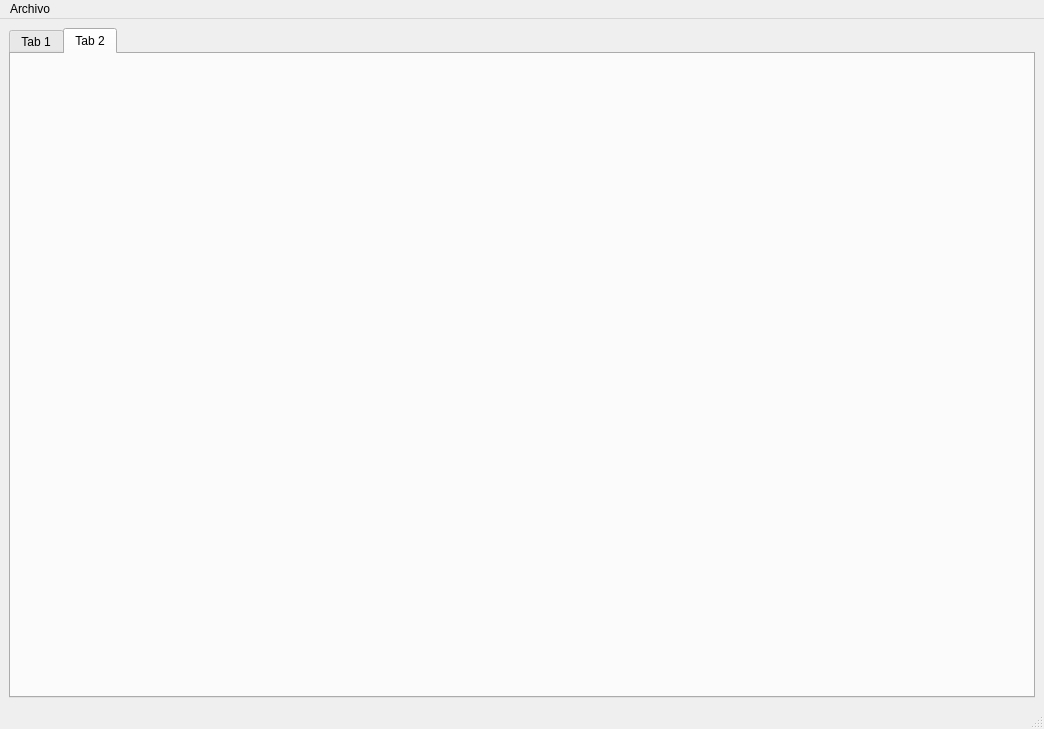
Qt form gui/mainWindow.ui (robante15/MangaPDFPrintable) before a commit.
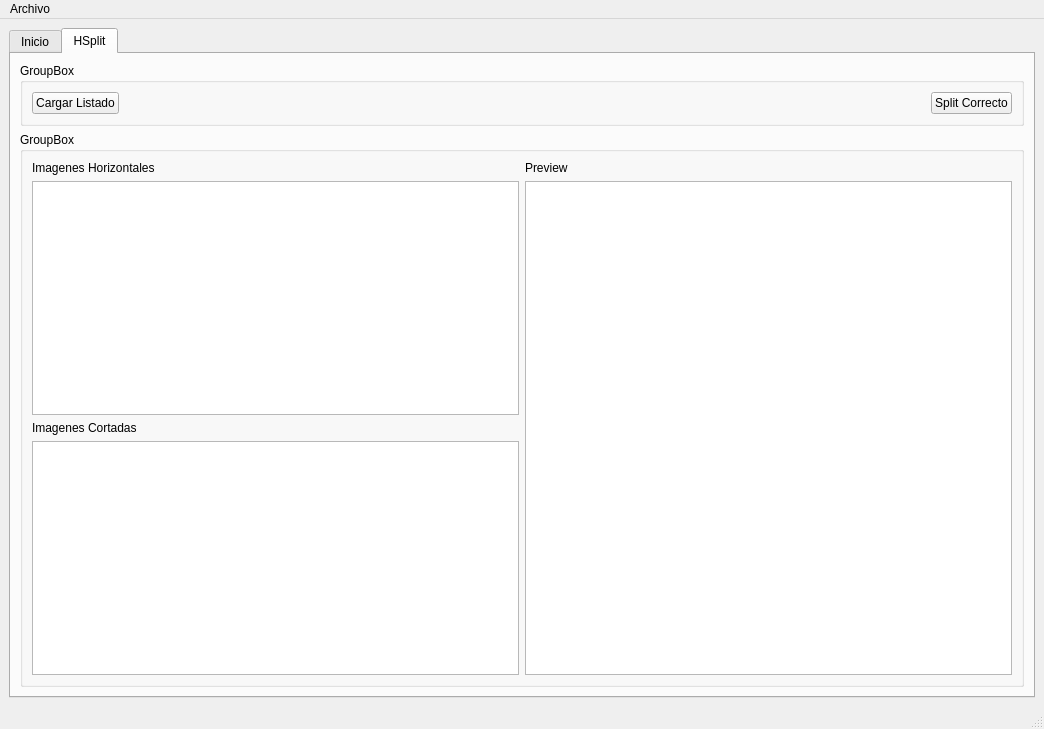
The same form after that commit. The open tabs and pages were chosen to show the change.

```diff
--- a/gui/mainWindow.ui
+++ b/gui/mainWindow.ui
@@ -22,7 +22,7 @@
       </property>
       <widget class="QWidget" name="tab">
        <attribute name="title">
-        <string>Tab 1</string>
+        <string>Inicio</string>
        </attribute>
        <layout class="QVBoxLayout" name="verticalLayout_2">
         <item>
@@ -217,8 +217,97 @@
       </widget>
       <widget class="QWidget" name="tab_2">
        <attribute name="title">
-        <string>Tab 2</string>
+        <string>HSplit</string>
        </attribute>
+       <layout class="QVBoxLayout" name="verticalLayout_8">
+        <item>
+         <widget class="QGroupBox" name="groupBox_3">
+          <property name="title">
+           <string>GroupBox</string>
+          </property>
+          <layout class="QVBoxLayout" name="verticalLayout_7">
+           <item>
+            <layout class="QHBoxLayout" name="horizontalLayout_4">
+             <item>
+              <widget class="QPushButton" name="btn_loadHorizontal">
+               <property name="text">
+                <string>Cargar Listado</string>
+               </property>
+              </widget>
+             </item>
+             <item>
+              <spacer name="horizontalSpacer_3">
+               <property name="orientation">
+                <enum>Qt::Horizontal</enum>
+               </property>
+               <property name="sizeHint" stdset="0">
+                <size>
+                 <width>40</width>
+                 <height>20</height>
+                </size>
+               </property>
+              </spacer>
+             </item>
+             <item>
+              <widget class="QPushButton" name="btn_SplitOK">
+               <property name="text">
+                <string>Split Correcto</string>
+               </property>
+              </widget>
+             </item>
+            </layout>
+           </item>
+          </layout>
+         </widget>
+        </item>
+        <item>
+         <widget class="QGroupBox" name="groupBox_4">
+          <property name="title">
+           <string>GroupBox</string>
+          </property>
+          <layout class="QHBoxLayout" name="horizontalLayout_3">
+           <item>
+            <layout class="QVBoxLayout" name="verticalLayout_5">
+             <item>
+              <widget class="QLabel" name="lbl_HSplit">
+               <property name="text">
+                <string>Imagenes Horizontales</string>
+               </property>
+              </widget>
+             </item>
+             <item>
+              <widget class="QTableView" name="table_horizontalList"/>
+             </item>
+             <item>
+              <widget class="QLabel" name="lbl_Splited">
+               <property name="text">
+                <string>Imagenes Cortadas</string>
+               </property>
+              </widget>
+             </item>
+             <item>
+              <widget class="QTableView" name="table_splitedFiles"/>
+             </item>
+            </layout>
+           </item>
+           <item>
+            <layout class="QVBoxLayout" name="verticalLayout_6">
+             <item>
+              <widget class="QLabel" name="lbl_splitPreview">
+               <property name="text">
+                <string>Preview</string>
+               </property>
+              </widget>
+             </item>
+             <item>
+              <widget class="QGraphicsView" name="gfx_splitPreview"/>
+             </item>
+            </layout>
+           </item>
+          </layout>
+         </widget>
+        </item>
+       </layout>
       </widget>
      </widget>
     </item>
```
Left out of the diff: 15 changed lines with no effect on the pictures.
